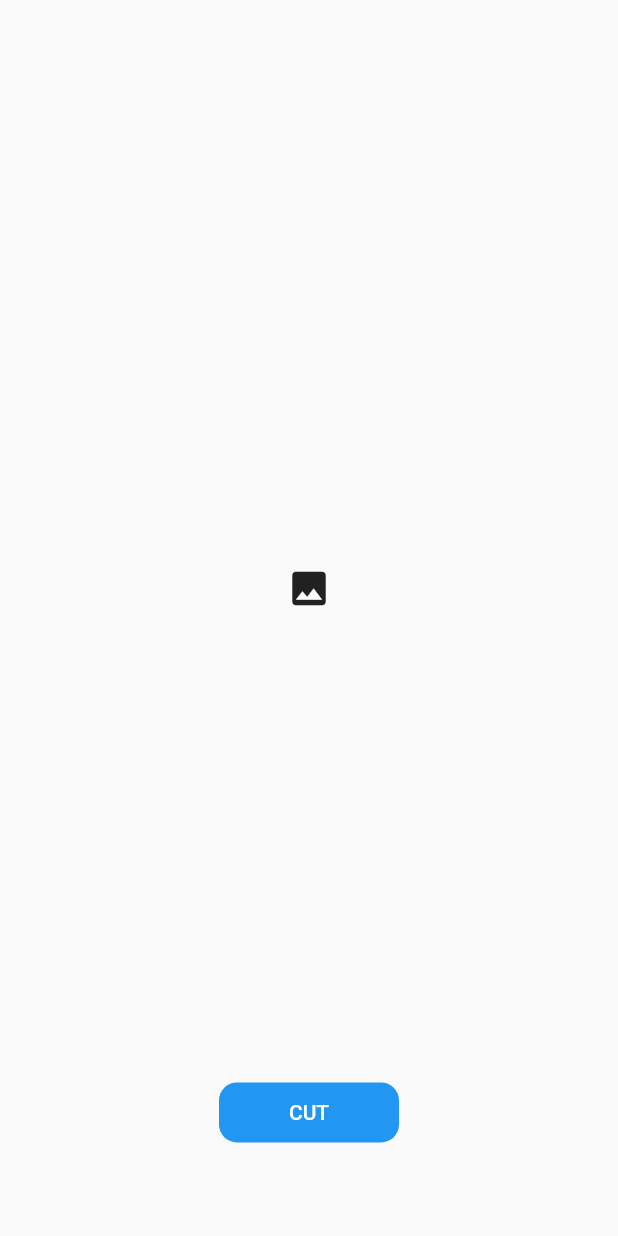
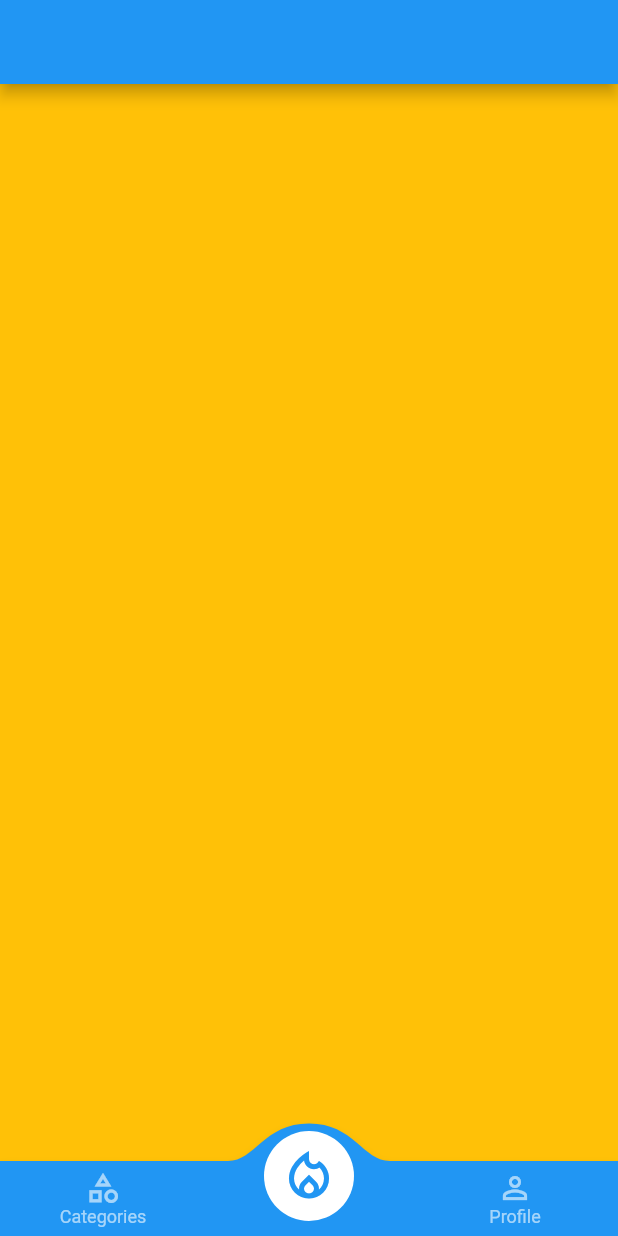
Before and after one commit to mohamedhamouda7897/cutPro, a Flutter app: the screen it shows after launch, on a phone screen of 412 x 824 dp. Run offline on Flutter 3.47's test engine with Material 2 defaults, Android fonts, the phone set to English and light mode, and no system bars; drawn by our look-alikes of convex_bottom_bar; our stand-ins replace bloc, dio, flutter_bloc, fluttertoast, image_picker.

Commit message:
add home layout

```diff
--- /dev/null
+++ b/lib/layouts/cubit/cubit.dart
@@ -0,0 +1,26 @@
+import 'package:bloc/bloc.dart';
+import 'package:cutpro/layouts/cubit/states.dart';
+import 'package:cutpro/modules/category/category_screen.dart';
+import 'package:cutpro/modules/feed/feed_screen.dart';
+import 'package:cutpro/modules/profile/profile_screen.dart';
+import 'package:flutter/material.dart';
+import 'package:flutter_bloc/flutter_bloc.dart';
+
+class AppCubit extends Cubit<AppStates> {
+  AppCubit() : super(AppInitialState());
+
+  static AppCubit get(context) => BlocProvider.of(context);
+
+  int currentIndex = 1;
+
+  List<Widget> bottomScreens = [
+    const CategoryScreen(),
+    const FeedScreen(),
+    const ProfileScreen(),
+  ];
+
+  void changeBottomNav(int index) {
+    currentIndex = index;
+    emit(AppChangeBottomNavState());
+  }
+}
--- /dev/null
+++ b/lib/layouts/cubit/states.dart
@@ -0,0 +1,5 @@
+abstract class AppStates {}
+
+class AppInitialState extends AppStates {}
+
+class AppChangeBottomNavState extends AppStates {}
--- /dev/null
+++ b/lib/layouts/home_layout.dart
@@ -0,0 +1,40 @@
+import 'package:convex_bottom_bar/convex_bottom_bar.dart';
+import 'package:cutpro/layouts/cubit/cubit.dart';
+import 'package:flutter/material.dart';
+import 'package:flutter_bloc/flutter_bloc.dart';
+
+import 'cubit/states.dart';
+
+class HomeLayout extends StatelessWidget {
+  int currentIndex = 1;
+
+  @override
+  Widget build(BuildContext context) {
+    return BlocProvider(
+      create: (context) => AppCubit(),
+      child: BlocConsumer<AppCubit, AppStates>(
+        listener: (context, state) {},
+        builder: (context, state) {
+          var cubit = AppCubit.get(context);
+          return Scaffold(
+            appBar: AppBar(),
+            bottomNavigationBar: ConvexAppBar(
+              style: TabStyle.fixedCircle,
+              items: [
+                TabItem(icon: Icons.category_outlined, title: 'Categories'),
+                TabItem(
+                    icon: Icons.local_fire_department_outlined, title: 'Feed'),
+                TabItem(icon: Icons.person_outline, title: 'Profile'),
+              ],
+              initialActiveIndex: cubit.currentIndex, //optional, default as 0
+              onTap: (index) {
+                cubit.changeBottomNav(index);
+              },
+            ),
+            body: cubit.bottomScreens[cubit.currentIndex],
+          );
+        },
+      ),
+    );
+  }
+}
--- a/lib/main.dart
+++ b/lib/main.dart
@@ -3,12 +3,12 @@ import 'dart:io';
 import 'package:cutpro/shared/network/remote/dio_helper.dart';
 import 'package:flutter/material.dart';
 
+import 'layouts/home_layout.dart';
 import 'modules/home_screen/home.dart';
 
 void main() async {
   WidgetsFlutterBinding.ensureInitialized();
   await DioHelper.init();
-  HttpOverrides.global = MyHttpOverrides();
   runApp(const MyApp());
 }
 
@@ -18,16 +18,8 @@ class MyApp extends StatelessWidget {
   @override
   Widget build(BuildContext context) {
     return MaterialApp(
-      home: HomeScreen(),
+      debugShowCheckedModeBanner: false,
+      home: HomeLayout(),
     );
   }
 }
-
-class MyHttpOverrides extends HttpOverrides {
-  @override
-  HttpClient createHttpClient(SecurityContext? context) {
-    return super.createHttpClient(context)
-      ..badCertificateCallback =
-          (X509Certificate cert, String host, int port) => true;
-  }
-}
--- /dev/null
+++ b/lib/modules/feed/feed_screen.dart
@@ -0,0 +1,12 @@
+import 'package:flutter/material.dart';
+
+class FeedScreen extends StatelessWidget {
+  const FeedScreen({Key? key}) : super(key: key);
+
+  @override
+  Widget build(BuildContext context) {
+    return Container(
+      color: Colors.amber,
+    );
+  }
+}
```
Also changed, not shown: lib/modules/category/category_screen.dart (added, +12 -0 lines), lib/modules/editing_screen/editing.dart (+36 -3 lines), lib/modules/home_screen/home.dart (+24 -7 lines), lib/modules/profile/profile_screen.dart (added, +10 -0 lines), pubspec.yaml (+12 -3 lines), lib/models/image_model.dart (added), pubspec.lock, 4 other files.
